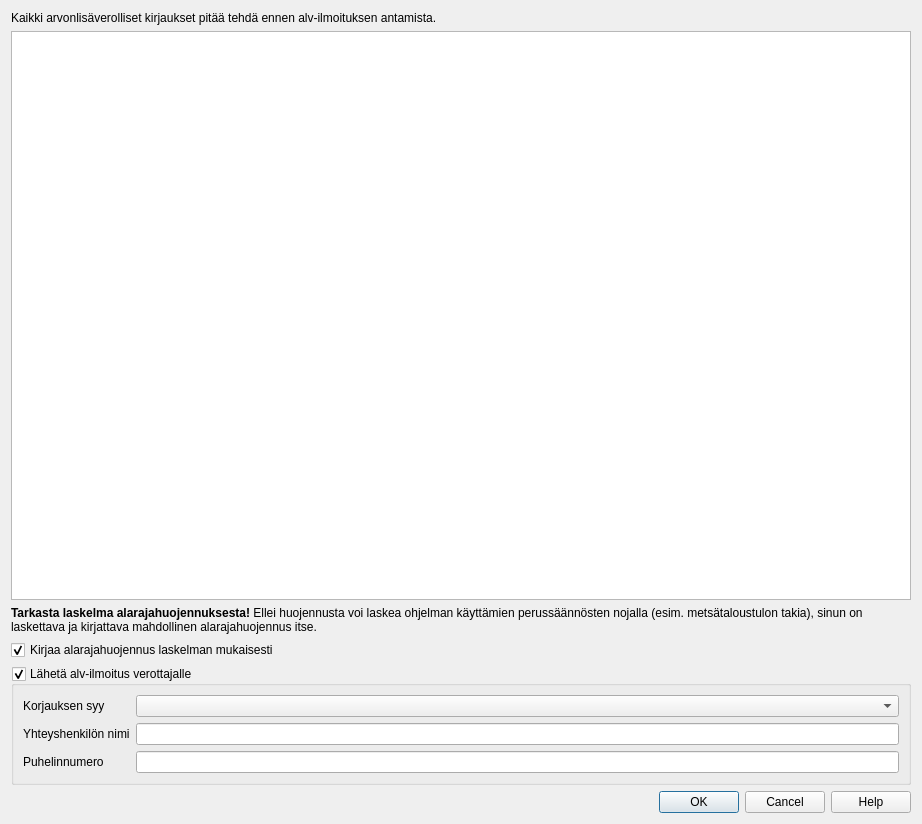
artoh/kitupiikki, file kitsas/alv/alvilmoitusdialog.ui: the form before one commit.
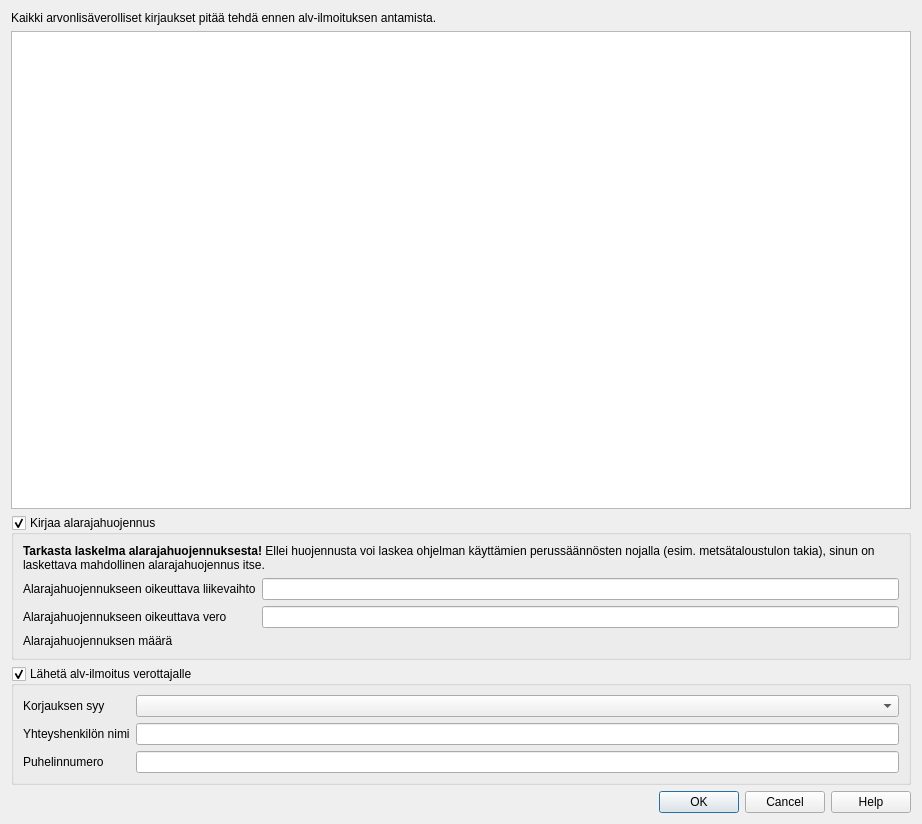
The form after the commit. Custom widgets are drawn as their Qt base class.

Diff of the .ui file:
```diff
--- a/kitsas/alv/alvilmoitusdialog.ui
+++ b/kitsas/alv/alvilmoitusdialog.ui
@@ -25,7 +25,7 @@
   <property name="windowTitle">
    <string>Arvonlisäveroilmoitus</string>
   </property>
-  <layout class="QVBoxLayout" name="verticalLayout">
+  <layout class="QVBoxLayout" name="verticalLayout_2">
    <item>
     <widget class="QLabel" name="ylaLabel">
      <property name="text">
@@ -40,9 +40,18 @@
     <widget class="QTextBrowser" name="ilmoitusBrowser"/>
    </item>
    <item>
+    <widget class="QGroupBox" name="alarajaGroup">
+     <property name="title">
+      <string>Kirjaa alarajahuojennus</string>
+     </property>
+     <property name="checkable">
+      <bool>true</bool>
+     </property>
+     <layout class="QVBoxLayout" name="verticalLayout">
+      <item>
     <widget class="QLabel" name="alarajaInfo">
      <property name="text">
-      <string>&lt;b&gt;Tarkasta laskelma alarajahuojennuksesta!&lt;/b&gt; Ellei huojennusta voi laskea ohjelman käyttämien perussäännösten nojalla (esim. metsätaloustulon takia), sinun on laskettava ja kirjattava mahdollinen alarajahuojennus itse.</string>
+         <string>&lt;b&gt;Tarkasta laskelma alarajahuojennuksesta!&lt;/b&gt; Ellei huojennusta voi laskea ohjelman käyttämien perussäännösten nojalla (esim. metsätaloustulon takia), sinun on laskettava mahdollinen alarajahuojennus itse.</string>
      </property>
      <property name="wordWrap">
       <bool>true</bool>
@@ -50,13 +59,53 @@
     </widget>
    </item>
    <item>
-    <widget class="QCheckBox" name="huojennusCheck">
+       <layout class="QFormLayout" name="formLayout_2">
+        <item row="0" column="0">
+         <widget class="QLabel" name="label">
      <property name="text">
-      <string>Kirjaa alarajahuojennus laskelman mukaisesti</string>
-     </property>
-     <property name="checked">
-      <bool>true</bool>
-     </property>
+           <string>Alarajahuojennukseen oikeuttava liikevaihto</string>
+          </property>
+          <property name="buddy">
+           <cstring>alaLvEdit</cstring>
+          </property>
+         </widget>
+        </item>
+        <item row="0" column="1">
+         <widget class="KpEuroEdit" name="alaLvEdit"/>
+        </item>
+        <item row="1" column="0">
+         <widget class="QLabel" name="label_4">
+          <property name="text">
+           <string>Alarajahuojennukseen oikeuttava vero</string>
+          </property>
+          <property name="buddy">
+           <cstring>alaVeroEdit</cstring>
+          </property>
+         </widget>
+        </item>
+        <item row="1" column="1">
+         <widget class="KpEuroEdit" name="alaVeroEdit"/>
+        </item>
+        <item row="2" column="0">
+         <widget class="QLabel" name="label_5">
+          <property name="text">
+           <string>Alarajahuojennuksen määrä</string>
+          </property>
+         </widget>
+        </item>
+        <item row="2" column="1">
+         <widget class="QLabel" name="maaraLabel">
+          <property name="text">
+           <string/>
+          </property>
+          <property name="alignment">
+           <set>Qt::AlignRight|Qt::AlignTrailing|Qt::AlignVCenter</set>
+          </property>
+         </widget>
+        </item>
+       </layout>
+      </item>
+     </layout>
     </widget>
    </item>
    <item>
@@ -127,6 +176,13 @@
    </item>
   </layout>
  </widget>
+ <customwidgets>
+  <customwidget>
+   <class>KpEuroEdit</class>
+   <extends>QLineEdit</extends>
+   <header location="global">tools/kpeuroedit.h</header>
+  </customwidget>
+ </customwidgets>
  <resources/>
  <connections>
   <connection>
```
Lines whose indentation alone changed are shown as unchanged.
